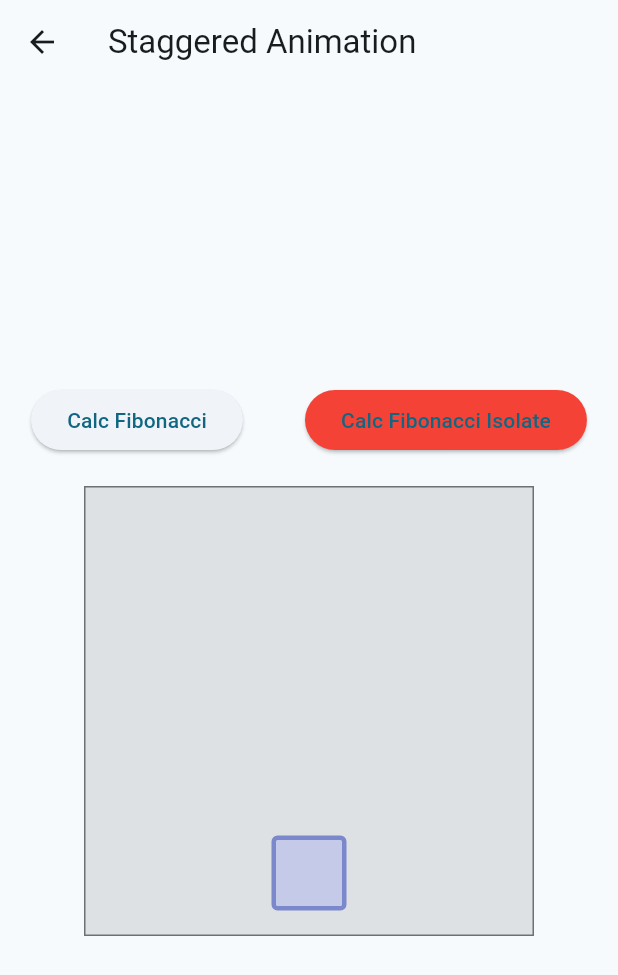
After one commit to pwlimaverde/return_success_or_error, a Flutter app: the StaggerDemo screen opened directly, after a tap on "Calc Fibonacci Isolate", on a phone screen of 412 x 824 dp. The commit adds this screen. Shown: the top 975 px of the screen. Run offline on Flutter 3.47's test engine with Material 2 defaults, Android fonts, the phone set to English and light mode, and no system bars; our stand-ins replace connectivity_plus.

Commit message:
isolate usecase base ok

```diff
--- /dev/null
+++ b/example/lib/animation_page.dart
@@ -0,0 +1,222 @@
+import 'package:flutter/material.dart';
+import 'package:flutter/scheduler.dart' show timeDilation;
+
+import 'isolate_fibonacci.dart';
+
+class StaggerAnimation extends StatelessWidget {
+  StaggerAnimation({Key? key, required this.controller})
+      : opacity = Tween<double>(
+          begin: 0.0,
+          end: 1.0,
+        ).animate(
+          CurvedAnimation(
+            parent: controller,
+            curve: Interval(
+              0.0,
+              0.100,
+              curve: Curves.ease,
+            ),
+          ),
+        ),
+        width = Tween<double>(
+          begin: 50.0,
+          end: 150.0,
+        ).animate(
+          CurvedAnimation(
+            parent: controller,
+            curve: Interval(
+              0.125,
+              0.250,
+              curve: Curves.ease,
+            ),
+          ),
+        ),
+        height = Tween<double>(begin: 50.0, end: 150.0).animate(
+          CurvedAnimation(
+            parent: controller,
+            curve: Interval(
+              0.250,
+              0.375,
+              curve: Curves.ease,
+            ),
+          ),
+        ),
+        padding = EdgeInsetsTween(
+          begin: const EdgeInsets.only(bottom: 16.0),
+          end: const EdgeInsets.only(bottom: 75.0),
+        ).animate(
+          CurvedAnimation(
+            parent: controller,
+            curve: Interval(
+              0.250,
+              0.375,
+              curve: Curves.ease,
+            ),
+          ),
+        ),
+        borderRadius = BorderRadiusTween(
+          begin: BorderRadius.circular(4.0),
+          end: BorderRadius.circular(75.0),
+        ).animate(
+          CurvedAnimation(
+            parent: controller,
+            curve: Interval(
+              0.375,
+              0.500,
+              curve: Curves.ease,
+            ),
+          ),
+        ),
+        color = ColorTween(
+          begin: Colors.indigo[100],
+          end: Colors.orange[400],
+        ).animate(
+          CurvedAnimation(
+            parent: controller,
+            curve: Interval(
+              0.500,
+              0.750,
+              curve: Curves.ease,
+            ),
+          ),
+        ),
+        super(key: key);
+
+  final Animation<double> controller;
+  final Animation<double> opacity;
+  final Animation<double> width;
+  final Animation<double> height;
+  final Animation<EdgeInsets> padding;
+  final Animation<BorderRadius?> borderRadius;
+  final Animation<Color?> color;
+
+  // This function is called each time the controller "ticks" a new frame.
+  // When it runs, all of the animation's values will have been
+  // updated to reflect the controller's current value.
+  Widget _buildAnimation(BuildContext context, Widget? child) {
+    return Container(
+      padding: padding.value,
+      alignment: Alignment.bottomCenter,
+      child: Opacity(
+        opacity: opacity.value,
+        child: Container(
+          width: width.value,
+          height: height.value,
+          decoration: BoxDecoration(
+            color: color.value,
+            border: Border.all(
+              color: Colors.indigo[300]!,
+              width: 3.0,
+            ),
+            borderRadius: borderRadius.value,
+          ),
+        ),
+      ),
+    );
+  }
+
+  @override
+  Widget build(BuildContext context) {
+    return AnimatedBuilder(
+      builder: _buildAnimation,
+      animation: controller,
+    );
+  }
+}
+
+class StaggerDemo extends StatefulWidget {
+  @override
+  _StaggerDemoState createState() => _StaggerDemoState();
+}
+
+class _StaggerDemoState extends State<StaggerDemo>
+    with TickerProviderStateMixin {
+  late AnimationController _controller;
+
+  @override
+  void initState() {
+    super.initState();
+
+    _controller = AnimationController(
+        duration: const Duration(milliseconds: 250), vsync: this);
+
+    _playAnimation();
+  }
+
+  @override
+  void dispose() {
+    _controller.dispose();
+    super.dispose();
+  }
+
+  Future<void> _playAnimation() async {
+    _controller.repeat();
+  }
+
+  @override
+  Widget build(BuildContext context) {
+    timeDilation = 10.0; // 1.0 is normal animation speed.
+    return Scaffold(
+      appBar: AppBar(
+        title: const Text('Staggered Animation'),
+      ),
+      body: Column(
+        mainAxisAlignment: MainAxisAlignment.center,
+        children: [
+          Row(
+            mainAxisAlignment: MainAxisAlignment.spaceAround,
+            children: [
+              ElevatedButton(
+                onPressed: () async {
+                  print('####################################################');
+                  print('Start SEM isolate: ${DateTime.now()}');
+                  print('Fibonacci SEM -> ${Calc.fibonacci(43)}');
+                  print('Finish SEM isolate: ${DateTime.now()}');
+                  print('####################################################');
+                  // Calc().fibonacciPresenter();
+                },
+                child: Text('Calc Fibonacci'),
+              ),
+              ElevatedButton(
+                onPressed: () async {
+                  // print('####################################################');
+                  // print('Start COM isolate: ${DateTime.now()}');
+                  // print(
+                  //   'Fibonacci COM isolate-> ${await Calc().isolateFibonacci(43)}',
+                  // );
+                  // print('Finish COM isolate: ${DateTime.now()}');
+                  // print('####################################################');
+                  Calc().fibonacciPresenter();
+                },
+                child: Text('Calc Fibonacci Isolate'),
+                style: ElevatedButton.styleFrom(
+                  primary: Colors.red,
+                ),
+              )
+            ],
+          ),
+          SizedBox(height: 20),
+          GestureDetector(
+            behavior: HitTestBehavior.opaque,
+            onTap: () {
+              _playAnimation();
+            },
+            child: Center(
+              child: Container(
+                width: 300.0,
+                height: 300.0,
+                decoration: BoxDecoration(
+                  color: Colors.black.withOpacity(0.1),
+                  border: Border.all(
+                    color: Colors.black.withOpacity(0.5),
+                  ),
+                ),
+                child: StaggerAnimation(controller: _controller.view),
+              ),
+            ),
+          ),
+        ],
+      ),
+    );
+  }
+}
--- /dev/null
+++ b/example/lib/isolate_fibonacci.dart
@@ -0,0 +1,71 @@
+import 'dart:isolate';
+
+import 'package:return_success_or_error/return_success_or_error.dart';
+
+class Calc {
+  Future<int> isolateFibonacci(int n) async {
+    var isolateListnner = ReceivePort();
+    var port = ReceivePort();
+
+    await Isolate.spawn(_isolateLogic, port.sendPort);
+    SendPort portNewIsolate = await port.first;
+
+    portNewIsolate.send(
+      {'isolate': isolateListnner.sendPort, 'value': n},
+    );
+
+    return await isolateListnner.first;
+  }
+
+  static _isolateLogic(SendPort message) {
+    var isolatePrivatePort = ReceivePort();
+    message.send(isolatePrivatePort.sendPort);
+
+    isolatePrivatePort.listen((message) {
+      var externalIsolate = message['isolate'];
+      int value = message['value'];
+      externalIsolate.send(fibonacci(value));
+    });
+  }
+
+  static int fibonacci(int n) {
+    if (n == 0 || n == 1) return n;
+    return fibonacci(n - 1) + fibonacci(n - 2);
+  }
+
+  Future<int> fibonacciPresenter() async {
+    final usecase = FibonacciUsecase();
+    final data = await usecase.callIsolate(
+      NoParams(
+        basic: ParametersBasic(
+          isIsolate: true,
+          showRuntimeMilliseconds: true,
+        ),
+      ),
+    );
+    switch (data) {
+      case SuccessReturn<int>():
+        print("SuccessReturn");
+        print(data.result);
+        return data.result;
+      case ErrorReturn<int>():
+        throw Exception();
+    }
+  }
+}
+
+final class FibonacciUsecase extends UsecaseBase<int> {
+  @override
+  Future<ReturnSuccessOrError<int>> call(
+    NoParams parameters,
+  ) async {
+    final data = _fibonacci(44);
+    print("Teste fibonacci $data");
+    return SuccessReturn<int>(success: data);
+  }
+
+  int _fibonacci(int n) {
+    if (n == 0 || n == 1) return n;
+    return _fibonacci(n - 1) + _fibonacci(n - 2);
+  }
+}
--- a/lib/src/interfaces/datasource.dart
+++ b/lib/src/interfaces/datasource.dart
@@ -5,7 +5,7 @@ import '../core/parameters.dart';
 ///of success, or a throw returning the AppError received in the
 ///ParametersReturnResult.
 abstract interface class Datasource<TypeDatasource> {
-  Future<TypeDatasource> call({
-    required covariant ParametersReturnResult parameters,
-  });
+  Future<TypeDatasource> call(
+    covariant ParametersReturnResult parameters,
+  );
 }
--- a/lib/src/mixins/datasource_mixin.dart
+++ b/lib/src/mixins/datasource_mixin.dart
@@ -14,10 +14,10 @@ mixin DatasourceMixin<TypeDatasource> {
       final TypeDatasource _result = parameters.basic.isIsolate
           ? await _funcaoIsolate(
               funcao: await datasource.call(
-              parameters: parameters,
+              parameters,
             ))
           : await datasource.call(
-              parameters: parameters,
+              parameters,
             );
       return SuccessReturn(success: _result);
     } catch (e) {
--- a/lib/src/mixins/isolate_mixin.dart
+++ b/lib/src/mixins/isolate_mixin.dart
@@ -5,15 +5,25 @@ import '../../return_success_or_error.dart';
 mixin IsolateMixin<TypeUsecase> {
   Future<ReturnSuccessOrError<TypeUsecase>> returnIsolate({
     required covariant ParametersReturnResult parameters,
-    required Future<ReturnSuccessOrError<TypeUsecase>> callUsecase,
+    required Function callUsecase,
   }) async {
     final String _messageError = parameters.basic.error.message;
     try {
-      final Future<ReturnSuccessOrError<TypeUsecase>> _result =
-          parameters.basic.isIsolate
-              ? _funcaoIsolate(funcao: await callUsecase)
-              : callUsecase;
-      return _result;
+      final _result = parameters.basic.isIsolate
+          ? _funcaoIsolate(
+              callUsecase: callUsecase,
+              parameters: parameters,
+            )
+          : callUsecase;
+
+      if (_result is Future<ReturnSuccessOrError<TypeUsecase>>) {
+        return _result;
+      } else {
+        return ErrorReturn(
+          error: parameters.basic.error
+            ..message = "$_messageError. \n Cod. 02-1",
+        );
+      }
     } catch (e) {
       return ErrorReturn(
         error: parameters.basic.error
@@ -23,29 +33,62 @@ mixin IsolateMixin<TypeUsecase> {
   }
 
   Future<ReturnSuccessOrError<TypeUsecase>> _funcaoIsolate({
-    required ReturnSuccessOrError<TypeUsecase> funcao,
+    required Function callUsecase,
+    required covariant ParametersReturnResult parameters,
   }) async {
-    ReceivePort _receiveIsolatePort = ReceivePort();
-    await Isolate.spawn(_envioRetornoFuncao, _receiveIsolatePort.sendPort);
-    SendPort _sendToIsolatePort = await _receiveIsolatePort.first;
-    ReturnSuccessOrError<TypeUsecase> _result =
-        await _recebimentoRetornoFuncao(_sendToIsolatePort, funcao);
-    return _result;
+    var isolateListnner = ReceivePort();
+    var port = ReceivePort();
+
+    await Isolate.spawn(_isolateLogic, port.sendPort);
+    SendPort portNewIsolate = await port.first;
+
+    portNewIsolate.send(
+      {
+        'isolate': isolateListnner.sendPort,
+        'callUsecase': callUsecase,
+        'parameters': parameters,
+      },
+    );
+
+    return await isolateListnner.first;
   }
 
-  Future<void> _envioRetornoFuncao(SendPort sendPort) async {
-    ReceivePort _port = ReceivePort();
-    sendPort.send(_port.sendPort);
-    await for (var msg in _port) {
-      ReturnSuccessOrError<TypeUsecase> _data = msg[0];
-      SendPort _replyTo = msg[1];
-      _replyTo.send(_data);
-    }
+  _isolateLogic(SendPort message) {
+    var isolatePrivatePort = ReceivePort();
+    message.send(isolatePrivatePort.sendPort);
+
+    isolatePrivatePort.listen((message) async {
+      var externalIsolate = message['isolate'];
+      var parameters = message['parameters'];
+      Function callUsecase = message['callUsecase'];
+      externalIsolate.send(await callUsecase(parameters));
+    });
   }
 
-  Future<dynamic> _recebimentoRetornoFuncao(SendPort port, resultado) {
-    ReceivePort _response = ReceivePort();
-    port.send([resultado, _response.sendPort]);
-    return _response.first;
-  }
+  // Future<ReturnSuccessOrError<TypeUsecase>> _funcaoIsolate({
+  //   required ReturnSuccessOrError<TypeUsecase> funcao,
+  // }) async {
+  //   ReceivePort _receiveIsolatePort = ReceivePort();
+  //   await Isolate.spawn(_envioRetornoFuncao, _receiveIsolatePort.sendPort);
+  //   SendPort _sendToIsolatePort = await _receiveIsolatePort.first;
+  //   ReturnSuccessOrError<TypeUsecase> _result =
+  //       await _recebimentoRetornoFuncao(_sendToIsolatePort, funcao);
+  //   return _result;
+  // }
+
+  // Future<void> _envioRetornoFuncao(SendPort sendPort) async {
+  //   ReceivePort _port = ReceivePort();
+  //   sendPort.send(_port.sendPort);
+  //   await for (var msg in _port) {
+  //     ReturnSuccessOrError<TypeUsecase> _data = msg[0];
+  //     SendPort _replyTo = msg[1];
+  //     _replyTo.send(_data);
+  //   }
+  // }
+
+  // Future<dynamic> _recebimentoRetornoFuncao(SendPort port, resultado) {
+  //   ReceivePort _response = ReceivePort();
+  //   port.send([resultado, _response.sendPort]);
+  //   return _response.first;
+  // }
 }
```
Also changed, not shown: example/lib/main.dart (+15 -5 lines), lib/src/bases/usecase_base.dart (+7 -11 lines), 2 other files.
